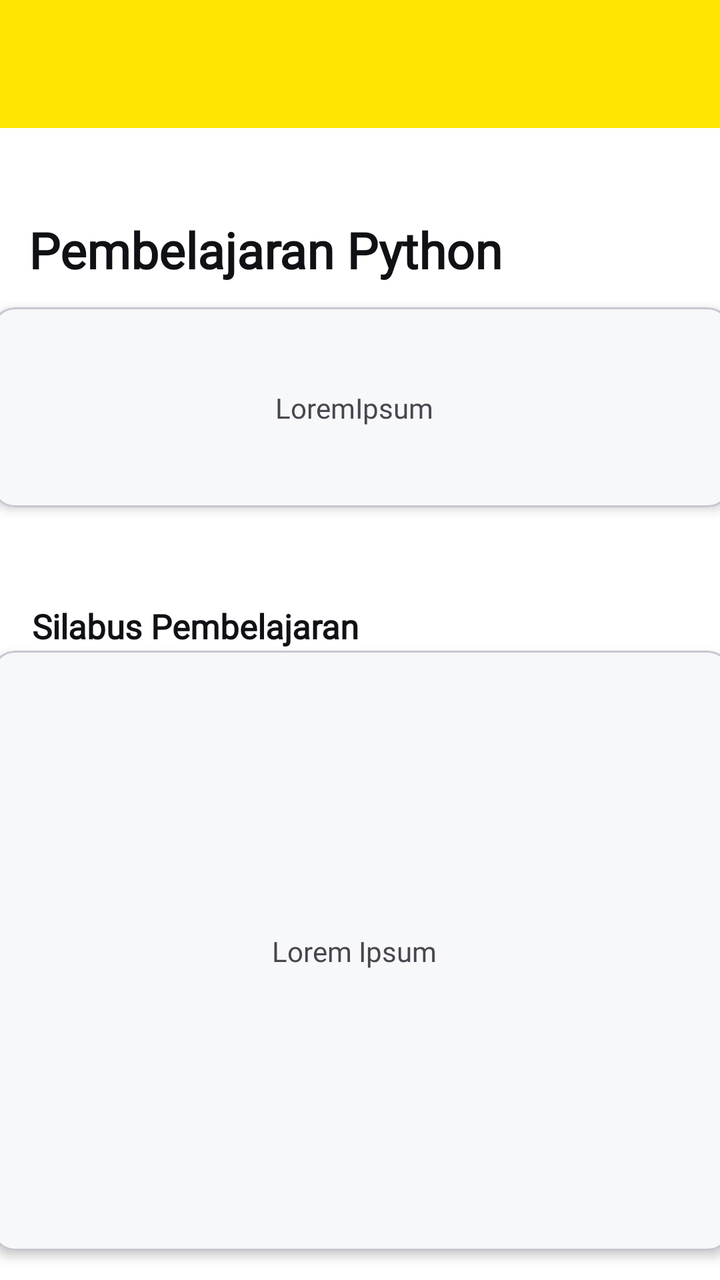
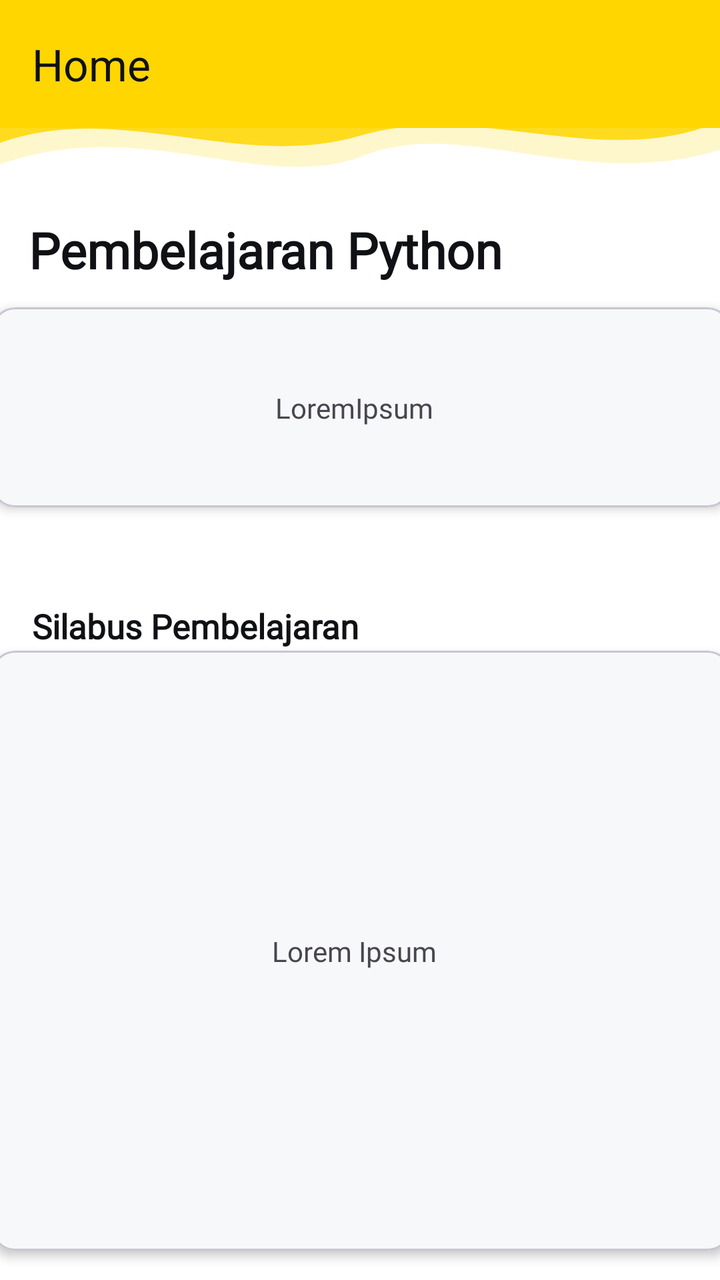

Compare the two renders of this Android layout. The source of the first and the diff that turns it into the second are given below.
<!-- AndroidManifest.xml: application theme Theme.Hanif_3TIA -->
<!-- res/layout/activity_detail.xml -->
<?xml version="1.0" encoding="utf-8"?>
<androidx.constraintlayout.widget.ConstraintLayout xmlns:android="http://schemas.android.com/apk/res/android"
    xmlns:app="http://schemas.android.com/apk/res-auto"
    xmlns:tools="http://schemas.android.com/tools"
    android:id="@+id/main"
    android:layout_width="match_parent"
    android:layout_height="match_parent"
    tools:context=".DetailActivity"
    android:background="@color/White">

    <androidx.appcompat.widget.Toolbar
        android:id="@+id/toolbar"
        android:layout_width="match_parent"
        android:layout_height="?attr/actionBarSize"
        android:background="#0097A7"
        app:layout_constraintEnd_toEndOf="parent"
        app:layout_constraintStart_toStartOf="parent"
        app:layout_constraintTop_toTopOf="parent"
        android:backgroundTint="@color/Yellow"
        app:subtitleTextColor="@color/Black_Solid"
        app:titleTextColor="@color/Black_Solid" />

    <TextView
        android:id="@+id/tvDetailTitle"
        android:layout_width="wrap_content"
        android:layout_height="wrap_content"
        android:layout_marginTop="44dp"
        android:text="Pembelajaran Python"
        android:fontFamily="@font/spacegrotesk"
        android:textColor="@color/Black_Solid"
        android:textSize="25sp"
        android:textStyle="bold"
        app:layout_constraintEnd_toEndOf="parent"
        app:layout_constraintHorizontal_bias="0.117"
        app:layout_constraintStart_toStartOf="parent"
        app:layout_constraintTop_toBottomOf="@+id/toolbar" />

    <com.google.android.material.card.MaterialCardView
        android:id="@+id/cvDetailIsi"
        android:layout_width="370dp"
        android:layout_height="100dp"
        android:layout_marginTop="12dp"
        app:cardBackgroundColor="@color/Surface"
        app:cardElevation="3dp"
        app:layout_constraintEnd_toEndOf="parent"
        app:layout_constraintHorizontal_bias="0.487"
        app:layout_constraintStart_toStartOf="parent"
        app:layout_constraintTop_toBottomOf="@+id/tvDetailTitle">

        <androidx.constraintlayout.widget.ConstraintLayout
            android:layout_width="343dp"
            android:layout_height="match_parent"
            android:layout_margin="10dp">

            <TextView
                android:id="@+id/tvDetailText"
                android:layout_width="wrap_content"
                android:layout_height="wrap_content"
                android:text="LoremIpsum"
                android:fontFamily="@font/plus_jakarta_sans_regular"
                app:layout_constraintBottom_toBottomOf="parent"
                app:layout_constraintEnd_toEndOf="parent"
                app:layout_constraintStart_toStartOf="parent"
                app:layout_constraintTop_toTopOf="parent" />
        </androidx.constraintlayout.widget.ConstraintLayout>
    </com.google.android.material.card.MaterialCardView>

    <TextView
        android:id="@+id/tvSilabusTitle"
        android:layout_width="wrap_content"
        android:layout_height="wrap_content"
        android:layout_marginTop="48dp"
        android:text="Silabus Pembelajaran"
        android:textColor="@color/Black_Solid"
        android:fontFamily="@font/spacegrotesk"
        android:textSize="17sp"
        android:textStyle="bold"
        app:layout_constraintEnd_toEndOf="parent"
        app:layout_constraintHorizontal_bias="0.081"
        app:layout_constraintStart_toStartOf="parent"
        app:layout_constraintTop_toBottomOf="@+id/cvDetailIsi" />

    <com.google.android.material.card.MaterialCardView
        android:id="@+id/cvSillabusIsi"
        android:layout_width="370dp"
        android:layout_height="300dp"
        app:cardBackgroundColor="@color/Surface"
        app:cardElevation="3dp"
        app:layout_constraintBottom_toBottomOf="parent"
        app:layout_constraintEnd_toEndOf="parent"
        app:layout_constraintHorizontal_bias="0.487"
        app:layout_constraintStart_toStartOf="parent"
        app:layout_constraintTop_toBottomOf="@+id/tvSilabusTitle"
        app:layout_constraintVertical_bias="0.057">

        <androidx.constraintlayout.widget.ConstraintLayout
            android:layout_width="343dp"
            android:layout_height="match_parent"
            android:layout_margin="10dp">

            <TextView
                android:id="@+id/textView4"
                android:layout_width="wrap_content"
                android:layout_height="wrap_content"
                android:text="Lorem Ipsum"
                android:fontFamily="@font/plus_jakarta_sans_regular"
                app:layout_constraintBottom_toBottomOf="parent"
                app:layout_constraintEnd_toEndOf="parent"
                app:layout_constraintStart_toStartOf="parent"
                app:layout_constraintTop_toTopOf="parent" />
        </androidx.constraintlayout.widget.ConstraintLayout>
    </com.google.android.material.card.MaterialCardView>



</androidx.constraintlayout.widget.ConstraintLayout>
<!-- resources referenced by this layout -->
<resources>
  <color name="Black_Solid">#0F1115</color>
  <color name="Surface">#F6F8FA</color>
  <color name="White">#FFFFFf</color>
  <color name="Yellow">#FFE600</color>
  <style name="Theme.Hanif_3TIA" parent="Base.Theme.Hanif_3TIA" />
  <style name="Base.Theme.Hanif_3TIA" parent="Theme.Material3.DayNight.NoActionBar">
          
          
      </style>
</resources>

<!-- the commit's change to res/layout/activity_detail.xml (unified diff, before → after) -->
@@ -8,17 +8,27 @@
     tools:context=".DetailActivity"
     android:background="@color/White">
 
+    <View
+        android:id="@+id/background_header"
+        android:layout_width="0dp"
+        android:layout_height="100dp"
+        android:background="@drawable/bg_header_wave"
+        app:layout_constraintStart_toStartOf="parent"
+        app:layout_constraintEnd_toEndOf="parent"
+        app:layout_constraintTop_toTopOf="parent" />
+
+
     <androidx.appcompat.widget.Toolbar
         android:id="@+id/toolbar"
         android:layout_width="match_parent"
         android:layout_height="?attr/actionBarSize"
-        android:background="#0097A7"
+        android:background="#FFD600"
+        app:elevation="0dp"
+        app:title="Home"
+        app:titleTextColor="@color/Black_Solid"
         app:layout_constraintEnd_toEndOf="parent"
         app:layout_constraintStart_toStartOf="parent"
-        app:layout_constraintTop_toTopOf="parent"
-        android:backgroundTint="@color/Yellow"
-        app:subtitleTextColor="@color/Black_Solid"
-        app:titleTextColor="@color/Black_Solid" />
+        app:layout_constraintTop_toTopOf="parent" />
 
     <TextView
         android:id="@+id/tvDetailTitle"
<!-- resource entries referenced after the edit -->
@@ -3,7 +3,25 @@
   <color name="Black_Solid">#0F1115</color>
   <color name="Surface">#F6F8FA</color>
   <color name="White">#FFFFFf</color>
-  <color name="Yellow">#FFE600</color>
+  <!-- drawable bg_header_wave (drawable) -->
+  <vector xmlns:android="http://schemas.android.com/apk/res/android"
+      android:width="360dp"
+      android:height="140dp"
+      android:viewportWidth="360"
+      android:viewportHeight="140">
+  
+      
+      <path
+          android:fillColor="#FFD600"
+          android:fillAlpha="0.20"
+          android:pathData="M0,0 L360,0 L360,105 C290,135 230,80 180,110 C130,135 70,80 0,115 Z" />
+  
+      
+      <path
+          android:fillColor="#FFD600"
+          android:fillAlpha="0.85"
+          android:pathData="M0,0 L360,0 L360,85 C300,120 240,70 180,95 C120,120 60,70 0,100 Z" />
+  </vector>
   <style name="Theme.Hanif_3TIA" parent="Base.Theme.Hanif_3TIA" />
   <style name="Base.Theme.Hanif_3TIA" parent="Theme.Material3.DayNight.NoActionBar">
           
